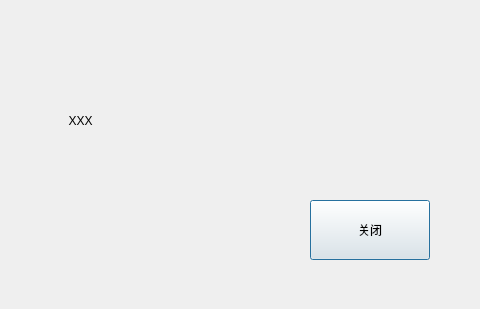
First picture: the form in src/XMusic/msgbox.ui, repository 1028417/XMusic, before the edit; both pictures show x 320 to 800 and y 0 to 309 of the 800 by 309 pixel window.
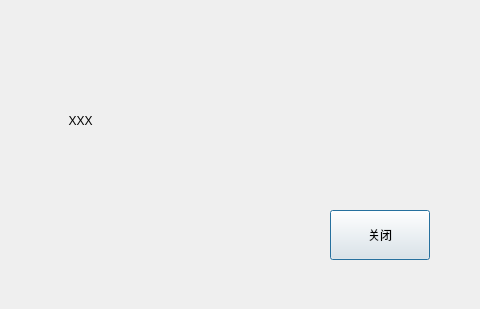
Second picture: the form after the edit. Custom widgets are drawn as their Qt base class.

Diff of the .ui file:
```diff
--- a/src/XMusic/msgbox.ui
+++ b/src/XMusic/msgbox.ui
@@ -32,10 +32,10 @@
   <widget class="CButton" name="btnClose">
    <property name="geometry">
     <rect>
-     <x>630</x>
-     <y>200</y>
-     <width>120</width>
-     <height>60</height>
+     <x>650</x>
+     <y>210</y>
+     <width>100</width>
+     <height>50</height>
     </rect>
    </property>
    <property name="autoFillBackground">
```
